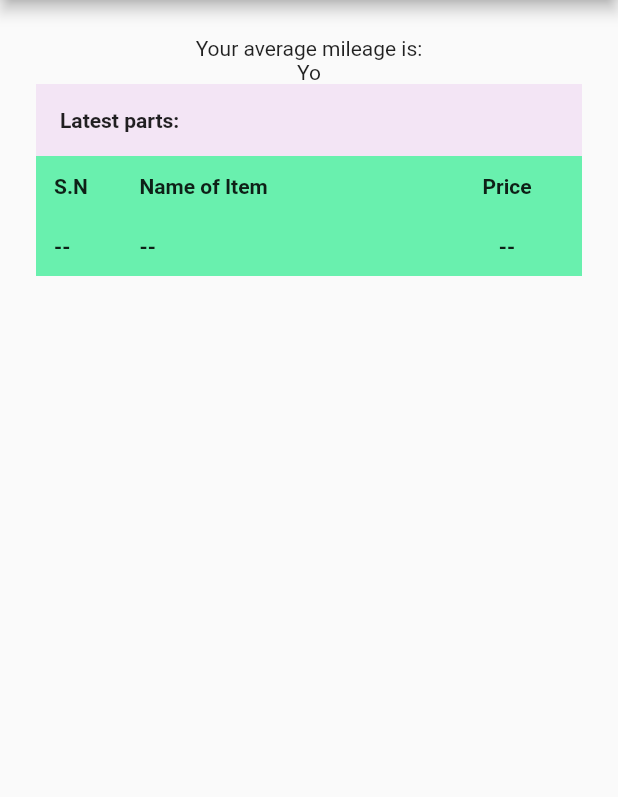
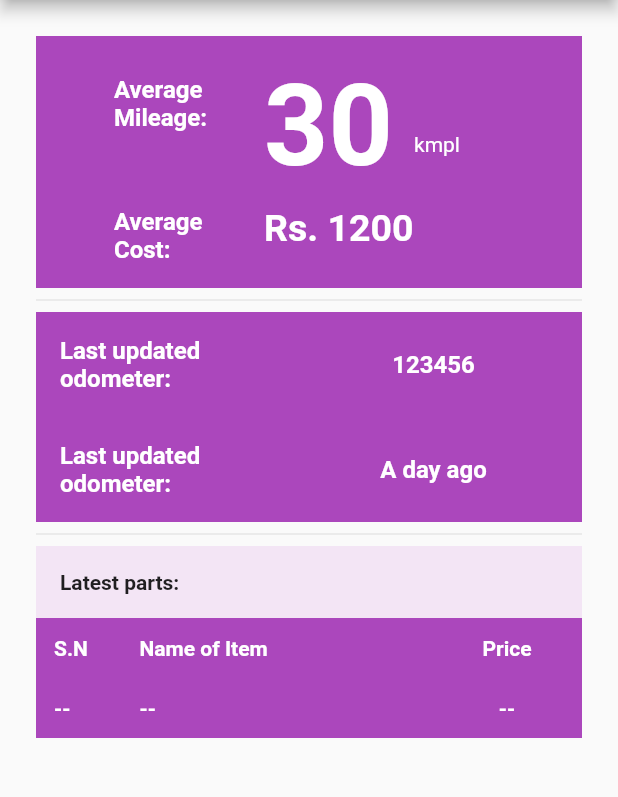
Before and after one commit to shreekadhikari/bike_log, a Flutter app: the screen it shows after launch, on a phone screen of 412 x 824 dp, the part 84-881 px from its top. Run offline on Flutter 3.47's test engine with Material 2 defaults, Android fonts, the phone set to English and light mode, and no system bars; our stand-ins replace sqflite; accounts and stored records are empty.

Commit message:
Main layout looking a bit better but previous issue still remains

```diff
--- a/lib/HomePage.dart
+++ /dev/null
@@ -1,166 +0,0 @@
-import 'package:flutter/material.dart';
-
-import './parts_model.dart';
-import './database.dart';
-
-class HomePage extends StatefulWidget {
-  @override
-  State<StatefulWidget> createState() {
-    // TODO: implement createState
-    return _ContentMain();
-  }
-}
-
-class _ContentMain extends State<HomePage> {
-  @override
-  void initState() {
-    // TODO: implement initState
-    super.initState();
-//    var dbHelper = DBHelper();
-//    dbHelper.savePart(Part('Brake', '350'));
-//    dbHelper.savePart(Part('Oil', '850'));
-//    dbHelper.savePart(Part('Cable', '150'));
-  }
-
-  @override
-  Widget build(BuildContext context) {
-    // TODO: implement build
-    return Container(
-      padding: EdgeInsets.all(24.0),
-      child: Column(
-        children: <Widget>[_ContentSummary(), _ContentFuel(), _ContentParts()],
-      ),
-    );
-  }
-}
-
-class _ContentSummary extends StatelessWidget {
-  @override
-  Widget build(BuildContext context) {
-    // TODO: implement build
-    return Container(
-      child: Column(
-        children: <Widget>[
-          Text('Your average mileage is:'),
-          Row(
-            children: <Widget>[],
-          )
-        ],
-      ),
-    );
-  }
-}
-
-class _ContentFuel extends StatelessWidget {
-  @override
-  Widget build(BuildContext context) {
-    // TODO: implement build
-    return Text('Yo');
-  }
-}
-
-class _ContentParts extends StatelessWidget {
-  Future<List<Part>> fetchPartsFromDatabase() async {
-    var dbHelper = DBHelper();
-    Future<List<Part>> memos = dbHelper.getPart();
-    return memos;
-  }
-
-  @override
-  Widget build(BuildContext context) {
-    // TODO: implement build
-    return Container(
-      padding: EdgeInsets.all(0.0),
-      child: Column(
-        crossAxisAlignment: CrossAxisAlignment.stretch,
-        children: <Widget>[
-          Container(
-              padding: EdgeInsets.all(16.0),
-              color: Colors.purple[50],
-              child: Text(
-                "Latest parts:",
-                style: TextStyle(fontWeight: FontWeight.w600),
-              )),
-          _ListItem(
-            sn: 'S.N',
-            name: 'Name of Item',
-            cost: 'Price',
-          ),
-          FutureBuilder<List<Part>>(
-            future: fetchPartsFromDatabase(),
-            builder: (context, snapshot) {
-              if (snapshot.hasData) {
-                if (snapshot.data.length == 0) {
-                  return Center(
-                    child: _ListItem(
-                      sn: '--',
-                      name: '--',
-                      cost: '--',
-                    ),
-                  );
-                }
-                return _ListItem(
-                  sn: snapshot.data.length.toString(),
-                  name: snapshot.data[0].name,
-                  cost: snapshot.data[0].price,
-                );
-//                return ListView.builder(
-//                    itemCount: snapshot.data.length,
-//                    itemBuilder: (BuildContext context, int index) {
-//                      return _ListItem(
-//                        sn: index.toString(),
-//                        name: snapshot.data[index].name,
-//                        cost: snapshot.data[index].price,
-//                      );
-//                    });
-              } else if (snapshot.hasError) {
-                return Text('Data error');
-              }
-              return Container(
-                alignment: AlignmentDirectional.center,
-                child: CircularProgressIndicator(),
-              );
-            },
-          ),
-        ],
-      ),
-    );
-  }
-}
-
-class _ListItem extends StatelessWidget {
-  final String sn, name, cost;
-
-  const _ListItem({Key key, this.sn, this.name, this.cost}) : super(key: key);
-
-  @override
-  Widget build(BuildContext context) {
-    // TODO: implement build
-    return Container(
-      color: Colors.greenAccent,
-      child: Row(
-        mainAxisAlignment: MainAxisAlignment.spaceBetween,
-        children: <Widget>[
-          Container(
-              alignment: Alignment.centerLeft,
-              padding: EdgeInsets.all(12.0),
-              width: 50.0,
-              child: Text(
-                sn,
-                style: TextStyle(fontWeight: FontWeight.w600),
-              )),
-          Container(
-              alignment: Alignment.centerLeft,
-              padding: EdgeInsets.all(12.0),
-              width: 200.0,
-              child: Text(name, style: TextStyle(fontWeight: FontWeight.w600))),
-          Container(
-              alignment: Alignment.center,
-              padding: EdgeInsets.all(12.0),
-              width: 100.0,
-              child: Text(cost, style: TextStyle(fontWeight: FontWeight.w600))),
-        ],
-      ),
-    );
-  }
-}
--- a/lib/database.dart
+++ b/lib/database.dart
@@ -4,7 +4,7 @@ import 'package:path/path.dart';
 import 'package:sqflite/sqflite.dart';
 import 'package:path_provider/path_provider.dart';
 
-import './parts_model.dart';
+import './part_model.dart';
 
 class DBHelper {
   static Database _db;
--- /dev/null
+++ b/lib/home_page.dart
@@ -0,0 +1,294 @@
+import 'package:flutter/material.dart';
+
+import './part_model.dart';
+import './database.dart';
+import './modified_widget.dart';
+
+class HomePage extends StatefulWidget {
+  @override
+  State<StatefulWidget> createState() {
+    // TODO: implement createState
+    return _ContentMain();
+  }
+}
+
+class _ContentMain extends State<HomePage> {
+  @override
+  void initState() {
+    // TODO: implement initState
+    super.initState();
+//    var dbHelper = DBHelper();
+//    dbHelper.savePart(Part('Brake', '350'));
+//    dbHelper.savePart(Part('Oil', '850'));
+//    dbHelper.savePart(Part('Cable', '150'));
+  }
+
+  @override
+  Widget build(BuildContext context) {
+    // TODO: implement build
+    return Container(
+      padding: EdgeInsets.all(24.0),
+      child: Column(
+        children: <Widget>[
+          _ContentSummary(),
+          Divider(
+            height: 16.0,
+          ),
+          _ContentFuel(),
+          Divider(
+            height: 16.0,
+          ),
+          _ContentParts()
+        ],
+      ),
+    );
+  }
+}
+
+class _ContentSummary extends StatelessWidget {
+  @override
+  Widget build(BuildContext context) {
+    // TODO: implement build
+    return Container(
+      padding: EdgeInsets.all(16.0),
+      color: Colors.purple[400],
+      child: Column(
+        children: <Widget>[
+          Container(
+            margin: EdgeInsets.only(left: 36.0),
+            child: Row(
+              crossAxisAlignment: CrossAxisAlignment.start,
+              children: <Widget>[
+                Container(
+                  child: Text(
+                    'Average Mileage:',
+                    style: TextStyle(
+                      fontWeight: FontWeight.bold,
+                      color: Colors.white,
+                      fontSize: 16.0,
+                    ),
+                  ),
+                  width: 100,
+                  padding: EdgeInsets.only(top: 10),
+                ),
+                Row(
+                  children: <Widget>[
+                    Container(
+                      child: Text(
+                        '30',
+                        style: TextStyle(
+                            fontSize: 75,
+                            fontWeight: FontWeight.w600,
+                            color: Colors.white),
+                      ),
+                      width: 100,
+                    ),
+                    Container(
+                      margin: EdgeInsetsDirectional.only(top: 25.0),
+                      child: Text(
+                        'kmpl',
+                        style: TextStyle(color: Colors.white),
+                      ),
+                      width: 50,
+                    )
+                  ],
+                )
+              ],
+            ),
+          ),
+          Container(
+            margin: EdgeInsets.only(left: 36.0),
+            child: Row(
+              children: <Widget>[
+                Container(
+                  child: Text(
+                    'Average Cost:',
+                    style: TextStyle(
+                      fontWeight: FontWeight.bold,
+                      color: Colors.white,
+                      fontSize: 16.0,
+                    ),
+                  ),
+                  width: 100,
+                  padding: EdgeInsets.only(top: 10),
+                ),
+                Container(
+                  child: Text(
+                    'Rs. 1200',
+                    style: TextStyle(
+                        fontSize: 25,
+                        fontWeight: FontWeight.w600,
+                        color: Colors.white),
+                  ),
+                  width: 100,
+                )
+              ],
+            ),
+          )
+        ],
+      ),
+    );
+  }
+}
+
+class _ContentFuel extends StatelessWidget {
+  @override
+  Widget build(BuildContext context) {
+    // TODO: implement build
+    return Container(
+      color: Colors.purple[400],
+      child: Column(
+        mainAxisAlignment: MainAxisAlignment.spaceEvenly,
+        children: <Widget>[
+          Container(
+            padding: EdgeInsets.all(16.0),
+            child: Row(
+              children: <Widget>[
+                Expanded(
+                  child: Container(
+                    child: TextBoldWhiteLarge('Last updated odometer:'),
+                  ),
+                  flex: 1,
+                ),
+                Expanded(
+                  child: Container(
+                    child: Center(child: TextBoldWhiteLarge('123456')),
+                  ),
+                )
+              ],
+            ),
+          ),
+          Container(
+            padding: EdgeInsets.all(16.0),
+            child: Row(
+              children: <Widget>[
+                Expanded(
+                  child: Container(
+                    child: TextBoldWhiteLarge('Last updated odometer:'),
+                  ),
+                  flex: 1,
+                ),
+                Expanded(
+                  child: Container(
+                    child: Center(child: TextBoldWhiteLarge('A day ago')),
+                  ),
+                )
+              ],
+            ),
+          )
+        ],
+      ),
+    );
+  }
+}
+
+class _ContentParts extends StatelessWidget {
+  Future<List<Part>> fetchPartsFromDatabase() async {
+    var dbHelper = DBHelper();
+    Future<List<Part>> memos = dbHelper.getPart();
+    return memos;
+  }
+
+  @override
+  Widget build(BuildContext context) {
+    // TODO: implement build
+    return Container(
+      padding: EdgeInsets.all(0.0),
+      child: Column(
+        crossAxisAlignment: CrossAxisAlignment.stretch,
+        children: <Widget>[
+          Container(
+              padding: EdgeInsets.all(16.0),
+              color: Colors.purple[50],
+              child: Text(
+                "Latest parts:",
+                style: TextStyle(fontWeight: FontWeight.w600),
+              )),
+          _ListItem(
+            sn: 'S.N',
+            name: 'Name of Item',
+            cost: 'Price',
+          ),
+          FutureBuilder<List<Part>>(
+            future: fetchPartsFromDatabase(),
+            builder: (context, snapshot) {
+              if (snapshot.hasData) {
+                if (snapshot.data.length == 0) {
+                  return Center(
+                    child: _ListItem(
+                      sn: '--',
+                      name: '--',
+                      cost: '--',
+                    ),
+                  );
+                }
+                return _ListItem(
+                  sn: snapshot.data.length.toString(),
+                  name: snapshot.data[0].name,
+                  cost: snapshot.data[0].price,
+                );
+//                return ListView.builder(
+//                    itemCount: snapshot.data.length,
+//                    itemBuilder: (BuildContext context, int index) {
+//                      return _ListItem(
+//                        sn: index.toString(),
+//                        name: snapshot.data[index].name,
+//                        cost: snapshot.data[index].price,
+//                      );
+//                    });
+              } else if (snapshot.hasError) {
+                return Text('Data error');
+              }
+              return Container(
+                alignment: AlignmentDirectional.center,
+                child: CircularProgressIndicator(),
+              );
+            },
+          ),
+        ],
+      ),
+    );
+  }
+}
+
+class _ListItem extends StatelessWidget {
+  final String sn, name, cost;
+
+  const _ListItem({Key key, this.sn, this.name, this.cost}) : super(key: key);
+
+  @override
+  Widget build(BuildContext context) {
+    // TODO: implement build
+    return Container(
+      color: Colors.purple[400],
+      child: Row(
+        mainAxisAlignment: MainAxisAlignment.spaceBetween,
+        children: <Widget>[
+          Container(
+              alignment: Alignment.centerLeft,
+              padding: EdgeInsets.all(12.0),
+              width: 50.0,
+              child: Text(
+                sn,
+                style:
+                    TextStyle(fontWeight: FontWeight.w600, color: Colors.white),
+              )),
+          Container(
+              alignment: Alignment.centerLeft,
+              padding: EdgeInsets.all(12.0),
+              width: 200.0,
+              child: Text(name,
+                  style: TextStyle(
+                      fontWeight: FontWeight.w600, color: Colors.white))),
+          Container(
+              alignment: Alignment.center,
+              padding: EdgeInsets.all(12.0),
+              width: 100.0,
+              child: Text(cost,
+                  style: TextStyle(
+                      fontWeight: FontWeight.w600, color: Colors.white))),
+        ],
+      ),
+    );
+  }
+}
--- a/lib/main.dart
+++ b/lib/main.dart
@@ -1,6 +1,6 @@
 import 'package:flutter/material.dart';
 
-import './HomePage.dart';
+import './home_page.dart';
 
 void main() => runApp(MyApp());
 
--- /dev/null
+++ b/lib/modified_widget.dart
@@ -0,0 +1,30 @@
+import 'package:flutter/material.dart';
+
+class TextBoldWhiteLarge extends StatelessWidget {
+  final String text;
+
+  TextBoldWhiteLarge(this.text);
+
+  @override
+  Widget build(BuildContext context) {
+    // TODO: implement build
+    return Text(
+      text,
+      style: TextStyle(
+          fontSize: 16, fontWeight: FontWeight.w600, color: Colors.white),
+    );
+  }
+}
+
+class TextBoldWhiteNormal extends StatelessWidget {
+  final String text;
+
+  TextBoldWhiteNormal(this.text);
+
+  @override
+  Widget build(BuildContext context) {
+    // TODO: implement build
+    return Text(text,
+        style: TextStyle(fontWeight: FontWeight.w600, color: Colors.white));
+  }
+}
```
Also changed, not shown: lib/part_model.dart (renamed from lib/parts_model.dart).
